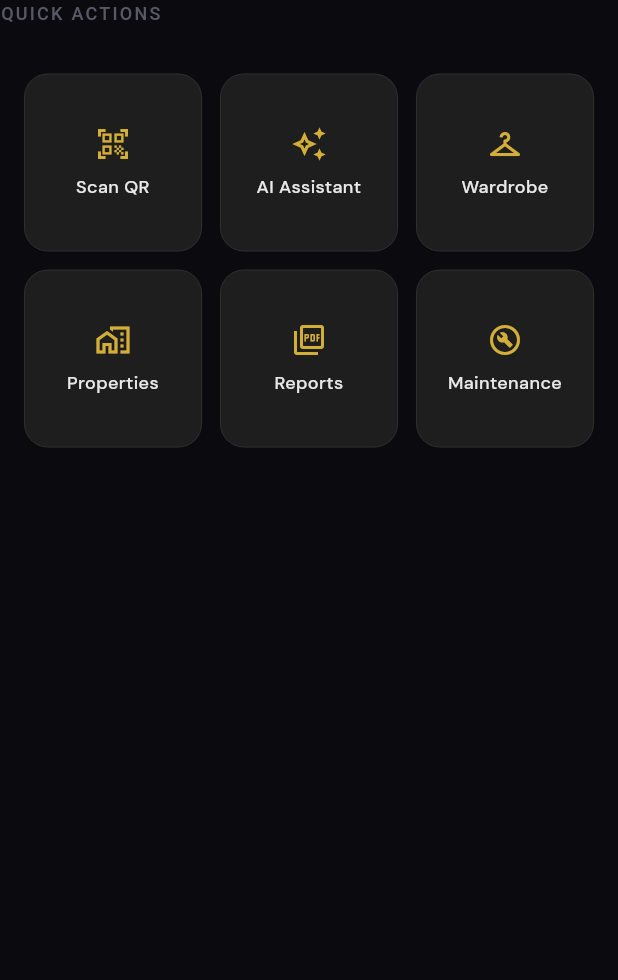
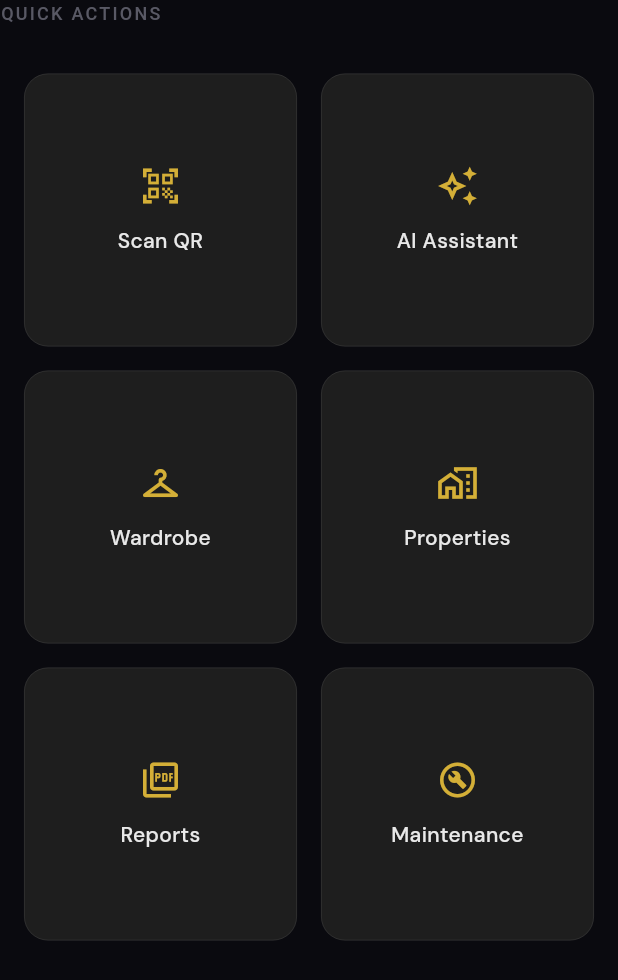
Before and after one commit to frpatino6/vaulted, a Flutter app: the DashboardQuickActions widget shown alone on an empty page, opened directly, on a phone screen of 412 x 824 dp. Shown: the top 980 px of the screen. Run offline on Flutter 3.47's test engine with Material 3 defaults, Android fonts, the phone set to English and light mode, and no system bars; our stand-ins replace cached_network_image, dio, dotted_border, fl_chart, flutter_riverpod, flutter_secure_storage and 5 more; missing offline and left inert: mobile_scanner; accounts and stored records are empty; generated files the repository leaves out were written again; network calls fail.

Commit message:
fix(dashboard): revert to 2-column grid, restore icon/font sizes
Keep 2-column layout (3 rows of 2) with original sizing.

```diff
--- a/apps/mobile/lib/features/dashboard/presentation/dashboard_screen.dart
+++ b/apps/mobile/lib/features/dashboard/presentation/dashboard_screen.dart
@@ -501,9 +501,9 @@ class DashboardQuickActions extends ConsumerWidget {
           child: GridView.count(
             shrinkWrap: true,
             physics: const NeverScrollableScrollPhysics(),
-            crossAxisCount: 3,
-            mainAxisSpacing: 12.0,
-            crossAxisSpacing: 12.0,
+            crossAxisCount: 2,
+            mainAxisSpacing: 16.0,
+            crossAxisSpacing: 16.0,
             childAspectRatio: 1.0,
             padding: EdgeInsets.zero,
             children: [
@@ -576,15 +576,15 @@ class _QuickActionTile extends StatelessWidget {
               mainAxisSize: MainAxisSize.min,
               mainAxisAlignment: MainAxisAlignment.center,
               children: [
-                Icon(icon, color: AppColors.accentBright, size: 24.0),
-                const SizedBox(height: 8.0),
+                Icon(icon, color: AppColors.accentBright, size: 28.0),
+                const SizedBox(height: 12.0),
                 Text(
                   label,
                   maxLines: 1,
                   overflow: TextOverflow.ellipsis,
                   textAlign: TextAlign.center,
                   style: TextStyle(
-                    fontSize: 12.0,
+                    fontSize: 14.0,
                     fontWeight: FontWeight.w500,
                     color: Colors.white.withValues(alpha: 0.9),
                   ),
```
